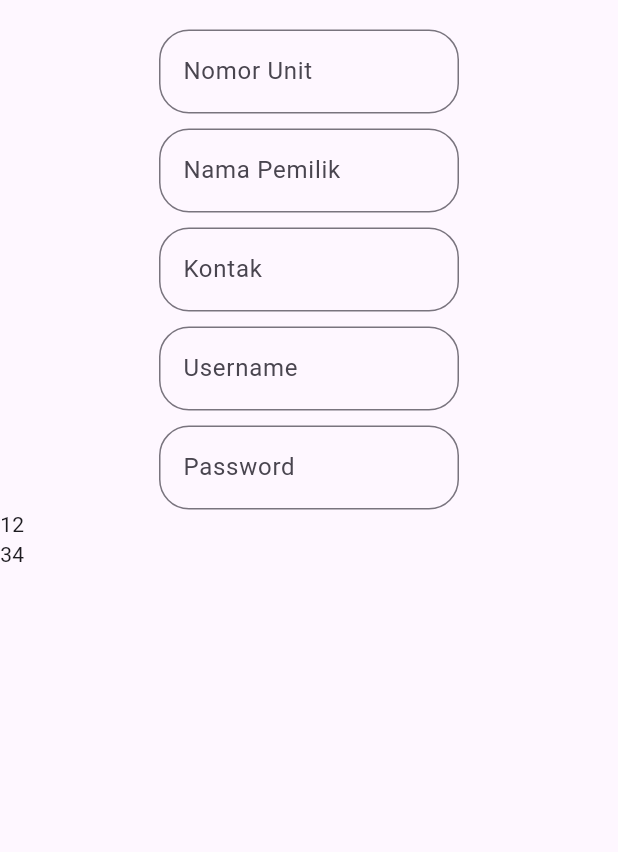
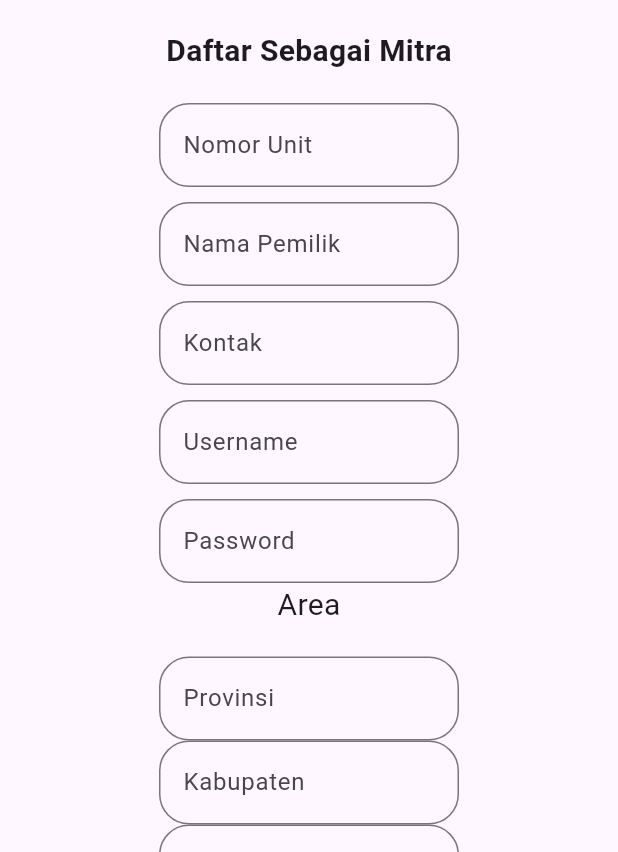
Before and after one commit to wiratzy/proyek-mobile, a Flutter app: the screen it shows after launch, on a phone screen of 412 x 824 dp, the part 384-1236 px from its top. Run offline on Flutter 3.47's test engine with Material 3 defaults, Android fonts, the phone set to English and light mode, and no system bars.

Commit message:
adding new page

```diff
--- a/lib/login_page.dart
+++ b/lib/login_page.dart
@@ -41,7 +41,7 @@ class _MyStatefulWidgetState extends State<MyStatefulWidget> {
             Container(
               alignment: Alignment.center,
               width: 200,
-              height: 200,
+              height: 220,
               padding: const EdgeInsets.all(10),
               child: Image.asset("images/logo.png"),
             ),
@@ -82,7 +82,7 @@ class _MyStatefulWidgetState extends State<MyStatefulWidget> {
               ),
             ),
             Container(
-                height: 50,
+                height: 70,
                 padding: const EdgeInsets.fromLTRB(10, 0, 10, 0),
                 child: ElevatedButton(
                   style: ButtonStyle(
--- a/lib/main.dart
+++ b/lib/main.dart
@@ -1,5 +1,8 @@
 import 'package:flutter/material.dart';
+import 'package:proyek_mobile/fifth_page.dart';
 import 'package:proyek_mobile/first_page.dart';
+import 'package:proyek_mobile/fourth_page.dart';
+import 'package:proyek_mobile/main_page.dart';
 import 'package:proyek_mobile/second_page.dart';
 import 'package:proyek_mobile/third_page.dart';
 
--- a/lib/third_page.dart
+++ b/lib/third_page.dart
@@ -14,7 +14,9 @@ class ThirdPage extends StatelessWidget {
           ),
           backgroundColor: Colors.purple,
         ),
-        body: Center(
+        body: SingleChildScrollView(
+          physics: const AlwaysScrollableScrollPhysics(),
+          child: Center(
             child: Container(
               alignment: Alignment(0, 0),
               padding: EdgeInsets.only(bottom: 20),
@@ -24,6 +26,11 @@ class ThirdPage extends StatelessWidget {
                   Image(
                     image: AssetImage('images/logo.png'),
                     width: 150,
+                  ),
+                  SizedBox(height: 20),
+                  Text(
+                    'Daftar Sebagai Mitra',
+                    style: TextStyle(fontWeight: FontWeight.bold, fontSize: 20),
                   ),
                   SizedBox(
                     height: 20,
@@ -84,23 +91,83 @@ class ThirdPage extends StatelessWidget {
                     ),
                   ),
                   Container(
-                  alignment: Alignment(0, 5),
+                    alignment: Alignment.center,
                     child: Column(
                       mainAxisAlignment: MainAxisAlignment.center,
                       crossAxisAlignment: CrossAxisAlignment.center,
                       children: [
                         Row(
+                          mainAxisAlignment: MainAxisAlignment.center,
                           children: [
-                          Text('1'),
-                          Text('2')
+                            SizedBox(
+                              height: 20,
+                            ),
+                            Text(
+                              'Area',
+                              style: TextStyle(fontSize: 20),
+                            )
                           ],
                         ),
-                      Row(
-                        children: [
-                          Text('3'),
-                          Text('4')
-                           ],
-                      )
+                        SizedBox(
+                          height: 20,
+                        ),
+                        Container(
+                          width: 200,
+                          child: TextFormField(
+                            decoration: InputDecoration(
+                              labelText: 'Provinsi',
+                              border: OutlineInputBorder(
+                                  borderRadius: BorderRadius.circular(20)),
+                            ),
+                          ),
+                        ),
+                        Container(
+                          width: 200,
+                          child: TextFormField(
+                            decoration: InputDecoration(
+                              labelText: 'Kabupaten',
+                              border: OutlineInputBorder(
+                                  borderRadius: BorderRadius.circular(20)),
+                            ),
+                          ),
+                        ),
+                        Container(
+                          width: 200,
+                          child: TextFormField(
+                            decoration: InputDecoration(
+                              labelText: 'Kecamatan',
+                              border: OutlineInputBorder(
+                                  borderRadius: BorderRadius.circular(20)),
+                            ),
+                          ),
+                        ),
+                        Container(
+                          width: 200,
+                          child: TextFormField(
+                            decoration: InputDecoration(
+                              labelText: 'Kelurahan',
+                              border: OutlineInputBorder(
+                                  borderRadius: BorderRadius.circular(20)),
+                            ),
+                          ),
+                        ),
+                        SizedBox(
+                          height: 20,
+                        ),
+                        ElevatedButton(
+                          onPressed: () {},
+                          child: Text(
+                            'Daftar',
+                            style: TextStyle(color: Colors.white),
+                          ),
+                          style: ElevatedButton.styleFrom(
+                            foregroundColor: Colors.white,
+                            backgroundColor: Colors.purple,
+                            padding: EdgeInsets.symmetric(
+                                horizontal: 30,
+                                vertical: 10), // Adjusted padding
+                          ),
+                        ),
                       ],
                     ),
                   )
@@ -109,6 +176,7 @@ class ThirdPage extends StatelessWidget {
             ),
           ),
         ),
+      ),
     );
   }
 }
```
Also changed, not shown: lib/fifth_page.dart (added, +162 -0 lines), lib/fourth_page.dart (added, +90 -0 lines). Lines whose indentation alone changed are shown as unchanged.
